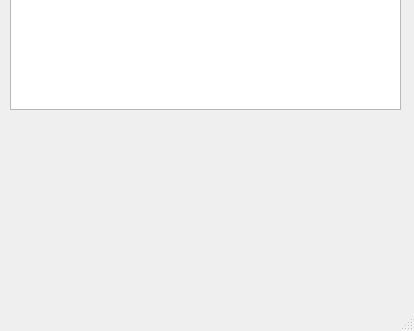
The window that main.ui (dinara123/Espresso) describes before a commit, drawn with Qt 5; both pictures show x 0 to 414 and y 161 to 492 of the 414 by 492 pixel window.
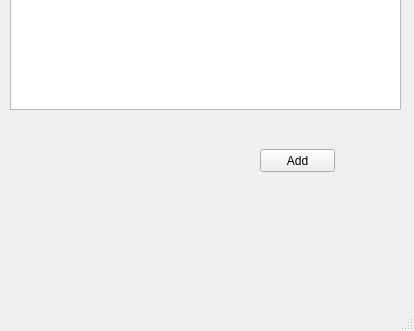
The same window after the commit.

The edit to the form file:
```diff
--- a/main.ui
+++ b/main.ui
@@ -24,6 +24,19 @@
      </rect>
     </property>
    </widget>
+   <widget class="QPushButton" name="pushButton_2">
+    <property name="geometry">
+     <rect>
+      <x>260</x>
+      <y>310</y>
+      <width>75</width>
+      <height>23</height>
+     </rect>
+    </property>
+    <property name="text">
+     <string>Add</string>
+    </property>
+   </widget>
   </widget>
   <widget class="QMenuBar" name="menubar">
    <property name="geometry">
```
